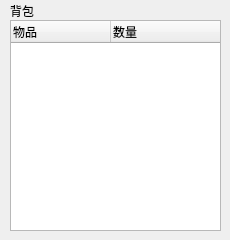
luobochuanqi/FishImmortality, file medicine.ui: the form before one commit.
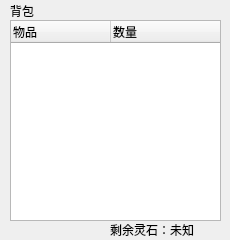
The form after the commit.

Commit message: 增加灵石为货币

What changed in the file:
```diff
--- a/medicine.ui
+++ b/medicine.ui
@@ -32,7 +32,7 @@
      <x>10</x>
      <y>20</y>
      <width>211</width>
-     <height>211</height>
+     <height>201</height>
     </rect>
    </property>
    <column>
@@ -46,6 +46,32 @@
     </property>
    </column>
   </widget>
+  <widget class="QLabel" name="moneyleft">
+   <property name="geometry">
+    <rect>
+     <x>110</x>
+     <y>220</y>
+     <width>60</width>
+     <height>20</height>
+    </rect>
+   </property>
+   <property name="text">
+    <string>剩余灵石：</string>
+   </property>
+  </widget>
+  <widget class="QLabel" name="money">
+   <property name="geometry">
+    <rect>
+     <x>170</x>
+     <y>220</y>
+     <width>50</width>
+     <height>20</height>
+    </rect>
+   </property>
+   <property name="text">
+    <string>未知</string>
+   </property>
+  </widget>
  </widget>
  <resources/>
  <connections/>
```
The commit also changes 9 other files.
